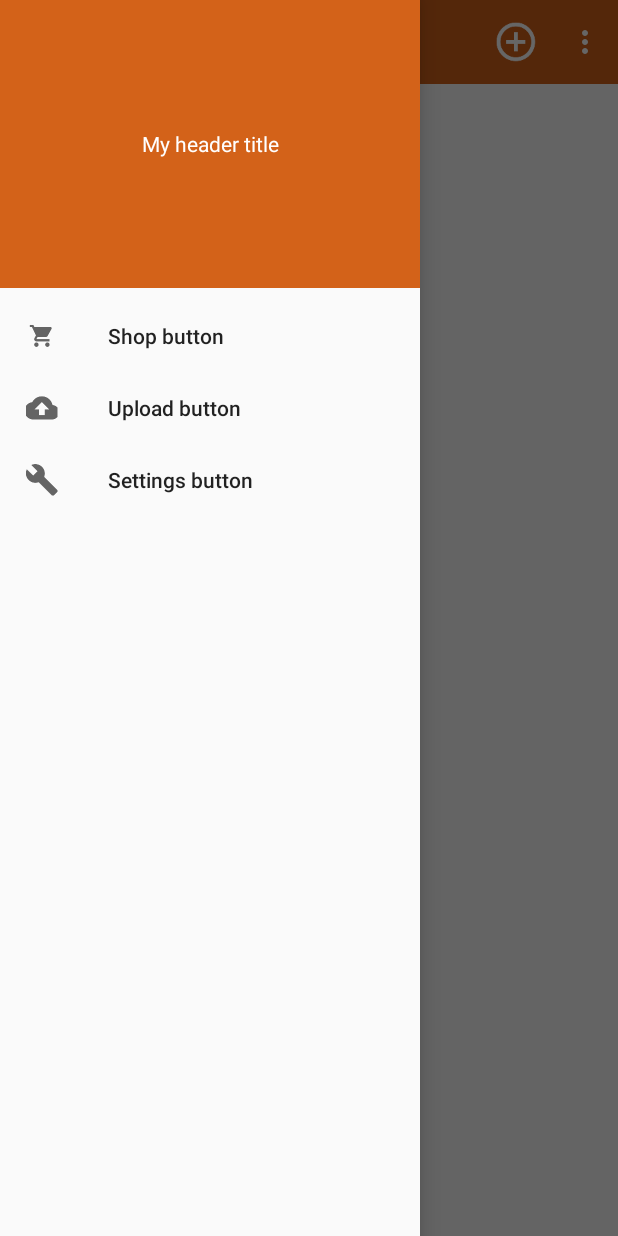
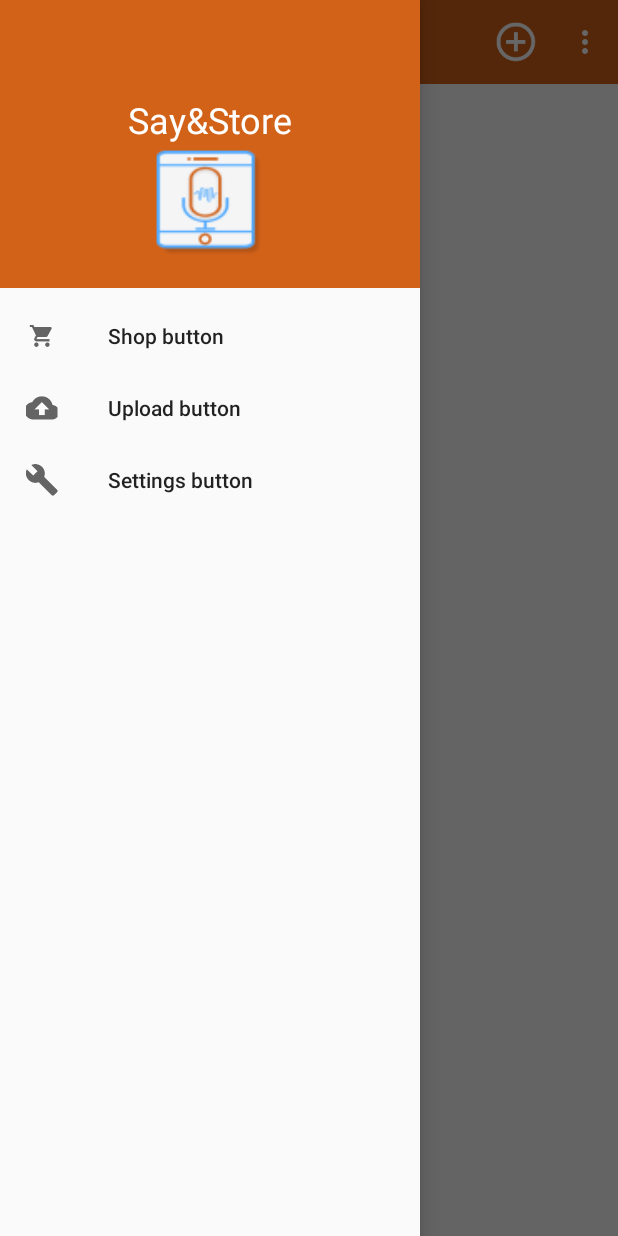
Before and after one commit to anidzgor/SayAndStore, an Android app: the screen it shows after launch (MainActivity), with the side drawer open, on a phone screen of 412 x 824 dp. Run offline under Robolectric (Android 15) with nearby library versions, the phone set to English and light mode, and no system bars; our stand-ins replace Room's generated code.

Commit message:
Refactor code, add new layout, change icon

```diff
--- a/app/src/main/java/localization/nidzgor/com/voiceapp/activity/MainActivity.java
+++ b/app/src/main/java/localization/nidzgor/com/voiceapp/activity/MainActivity.java
@@ -24,15 +24,16 @@ import androidx.recyclerview.widget.RecyclerView;
 import androidx.room.Room;
 import localization.nidzgor.com.voiceapp.AppDatabase;
 import localization.nidzgor.com.voiceapp.adapter.RecyclerAdapterListCategory;
-import localization.nidzgor.com.voiceapp.dialog.DialogCategoryCreate;
+import localization.nidzgor.com.voiceapp.dialog.AboutDialog;
+import localization.nidzgor.com.voiceapp.dialog.CategoryCreateDialog;
 import localization.nidzgor.com.voiceapp.R;
 import localization.nidzgor.com.voiceapp.category.Category;
-import localization.nidzgor.com.voiceapp.dialog.DialogCategoryRemove;
+import localization.nidzgor.com.voiceapp.dialog.CategoryRemoveDialog;
 
 import static androidx.constraintlayout.widget.Constraints.TAG;
 
-public class MainActivity extends AppCompatActivity implements DialogCategoryCreate.OnInputListener,
-        DialogCategoryRemove.DeleteListener {
+public class MainActivity extends AppCompatActivity implements CategoryCreateDialog.OnInputListener,
+        CategoryRemoveDialog.DeleteListener {
 
     private Toolbar toolbar;
     private DrawerLayout drawerLayout;
@@ -127,6 +128,10 @@ public class MainActivity extends AppCompatActivity implements DialogCategoryCre
                 return true;
             case R.id.settings_button:
                 return true;
+            case R.id.about_app:
+                AboutDialog aboutDialog = new AboutDialog();
+                aboutDialog.show(getSupportFragmentManager(), "AboutDialog");
+                return true;
         }
         return super.onOptionsItemSelected(item);
     }
@@ -136,7 +141,7 @@ public class MainActivity extends AppCompatActivity implements DialogCategoryCre
     }
 
     private void createNewCategory(MenuItem item) throws IllegalAccessException {
-        DialogCategoryCreate categoryDialog = new DialogCategoryCreate();
+        CategoryCreateDialog categoryDialog = new CategoryCreateDialog();
         Bundle bundle = new Bundle();
 
         Field[] fields = R.mipmap.class.getFields();
--- a/app/src/main/java/localization/nidzgor/com/voiceapp/dialog/DialogCategoryCreate.java
+++ b/app/src/main/java/localization/nidzgor/com/voiceapp/dialog/CategoryCreateDialog.java
@@ -23,7 +23,7 @@ import localization.nidzgor.com.voiceapp.adapter.RecyclerAdapterListNewCategorie
 
 import static androidx.constraintlayout.widget.Constraints.TAG;
 
-public class DialogCategoryCreate extends DialogFragment implements RecyclerAdapterListNewCategories.SendImageListener {
+public class CategoryCreateDialog extends DialogFragment implements RecyclerAdapterListNewCategories.SendImageListener {
 
     private ArrayList<String> mNames = new ArrayList<>();
     private ArrayList<Integer> mImageUrls = new ArrayList<>();
--- a/app/src/main/java/localization/nidzgor/com/voiceapp/dialog/DialogCategoryRemove.java
+++ b/app/src/main/java/localization/nidzgor/com/voiceapp/dialog/CategoryRemoveDialog.java
@@ -13,7 +13,7 @@ import androidx.room.Room;
 import localization.nidzgor.com.voiceapp.AppDatabase;
 import localization.nidzgor.com.voiceapp.R;
 
-public class DialogCategoryRemove extends DialogFragment {
+public class CategoryRemoveDialog extends DialogFragment {
 
     private TextView mActionOk;
     private TextView mActionCancel;
--- a/app/src/main/res/layout/header_layout.xml
+++ b/app/src/main/res/layout/header_layout.xml
@@ -1,6 +1,7 @@
 <?xml version="1.0" encoding="utf-8"?>
 <LinearLayout
     xmlns:android="http://schemas.android.com/apk/res/android"
+    xmlns:app="http://schemas.android.com/apk/res-auto"
     android:layout_width="match_parent"
     android:layout_height="192dp"
     android:background="?attr/colorPrimary"
@@ -11,9 +12,17 @@
 
     <TextView
         android:layout_width="match_parent"
-        android:layout_height="match_parent"
-        android:text="My header title"
+        android:layout_height="wrap_content"
         android:gravity="center"
-        android:textAppearance="@style/TextAppearance.AppCompat.Body1" />
+        android:text="Say&amp;Store"
+        android:textAppearance="@style/TextAppearance.AppCompat.Body1"
+        android:textColor="@color/white"
+        android:textSize="24sp" />
+
+    <ImageView
+        android:id="@+id/imageView"
+        android:layout_width="match_parent"
+        android:layout_height="80dp"
+        app:srcCompat="@mipmap/ic_icon_app" />
 
 </LinearLayout>
--- a/app/src/main/res/menu/action_status_bar_menu.xml
+++ b/app/src/main/res/menu/action_status_bar_menu.xml
@@ -11,6 +11,12 @@
     <item
         android:id="@+id/settings_button"
         android:title="Ustawienia"
+        app:showAsAction="never"
+        />
+
+    <item
+        android:id="@+id/about_app"
+        android:title="O aplikacji"
         app:showAsAction="never" />
 
 </menu>
--- a/app/src/main/res/values/colors.xml
+++ b/app/src/main/res/values/colors.xml
@@ -4,4 +4,5 @@
     <color name="colorPrimaryDark">#53aafe</color>
     <color name="colorAccent">#c0f61d</color>
     <color name="blackColor">#000000</color>
+    <color name="white">#ffffff</color>
 </resources>
--- a/app/src/main/res/values/styles.xml
+++ b/app/src/main/res/values/styles.xml
@@ -1,10 +1,17 @@
 <resources>
-
     <!-- Base application theme. -->
     <style name="AppTheme" parent="Theme.AppCompat.Light.NoActionBar">
         <!-- Customize your theme here. -->
         <item name="colorPrimary">@color/colorPrimary</item>
         <item name="colorPrimaryDark">@color/colorPrimaryDark</item>
         <item name="colorAccent">@color/colorPrimary</item>
+
+        <item name="android:itemBackground">@color/white</item>
+        <item name="android:itemTextAppearance">@style/TextAppearance</item>
     </style>
+
+    <style name="TextAppearance">
+        <item name="android:textColor">@color/colorPrimary</item>
+    </style>
+
 </resources>
```
Also changed, not shown: app/src/main/java/localization/nidzgor/com/voiceapp/adapter/RecyclerAdapterListCategory.java (+4 -4 lines), app/src/main/java/localization/nidzgor/com/voiceapp/dialog/AboutDialog.java (added, +27 -0 lines), app/src/main/res/layout/about_app_layout.xml (added, +41 -0 lines), app/src/main/ic_icon_app-web.png, app/src/main/ic_icon_app2-web.png (added), app/src/main/res/mipmap-hdpi/ic_icon_app.png, app/src/main/res/mipmap-mdpi/ic_icon_app.png, app/src/main/res/mipmap-xhdpi/ic_icon_app.png, app/src/main/res/mipmap-xxhdpi/ic_icon_app.png, app/src/main/res/mipmap-xxxhdpi/ic_icon_app.png.
